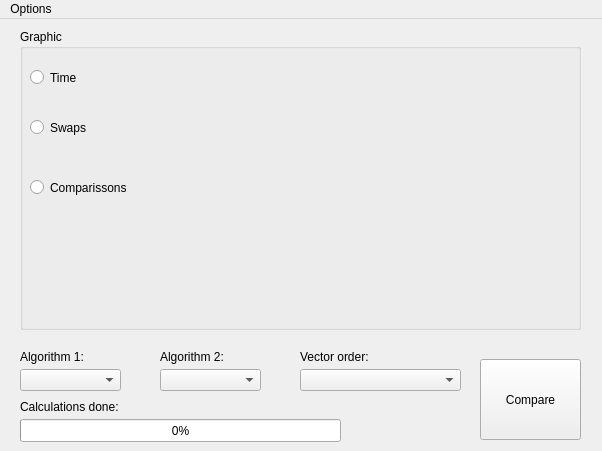
Before: the Qt Designer form sorter/mainwindow.ui in cssartori/sorter, drawn with Qt 5.
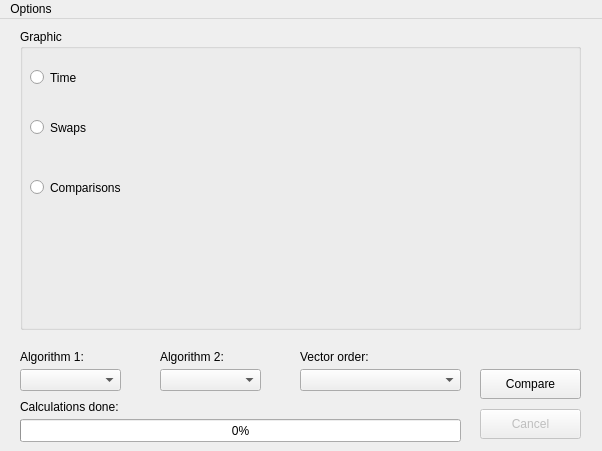
After: the same form once the commit is applied. Custom widgets are drawn as their Qt base class.

Patch:
```diff
--- a/sorter/mainwindow.ui
+++ b/sorter/mainwindow.ui
@@ -59,9 +59,9 @@
     <property name="geometry">
      <rect>
       <x>480</x>
-      <y>340</y>
+      <y>350</y>
       <width>101</width>
-      <height>81</height>
+      <height>30</height>
      </rect>
     </property>
     <property name="toolTip">
@@ -160,7 +160,7 @@
       </rect>
      </property>
      <property name="text">
-      <string>Comparissons</string>
+      <string>Comparisons</string>
      </property>
     </widget>
     <widget class="QCustomPlot" name="graphic" native="true">
@@ -197,7 +197,7 @@
      <rect>
       <x>20</x>
       <y>400</y>
-      <width>321</width>
+      <width>441</width>
       <height>23</height>
      </rect>
     </property>
@@ -239,11 +239,25 @@
     <property name="toolTip">
      <string>Algoritmo 1 a ser comparado</string>
     </property>
-    <item>
-     <property name="text">
-      <string/>
-     </property>
-    </item>
+   </widget>
+   <widget class="QPushButton" name="cancelBtn">
+    <property name="enabled">
+     <bool>false</bool>
+    </property>
+    <property name="geometry">
+     <rect>
+      <x>480</x>
+      <y>390</y>
+      <width>101</width>
+      <height>30</height>
+     </rect>
+    </property>
+    <property name="toolTip">
+     <string>Comparar algoritmos selecionados</string>
+    </property>
+    <property name="text">
+     <string>Cancel</string>
+    </property>
    </widget>
    <zorder>graphicGroup</zorder>
    <zorder>alg1Label</zorder>
```
Left out of the diff: 32 changed lines with no effect on the pictures.
